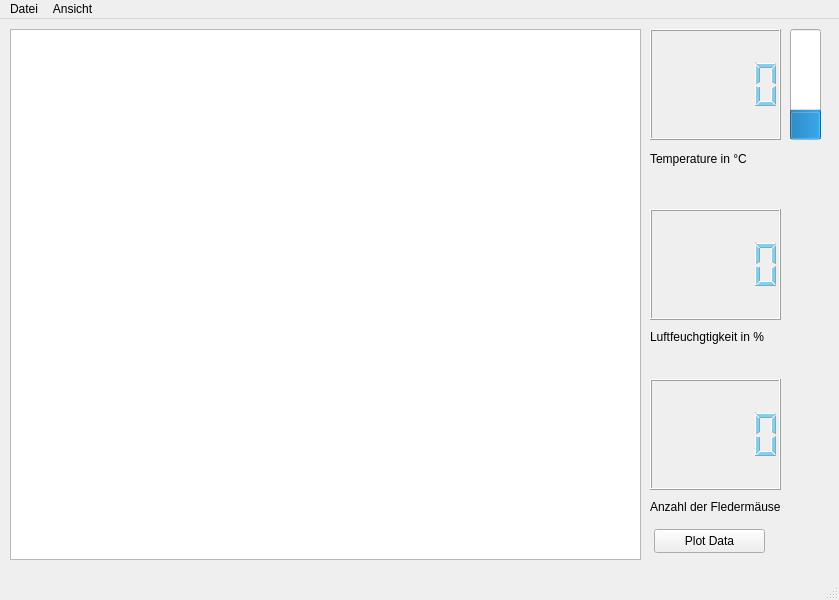
Old version of the form GUI/ui_mainwindow.ui in the repository kamgang2/Projekt-Fledermaus-berwachung.
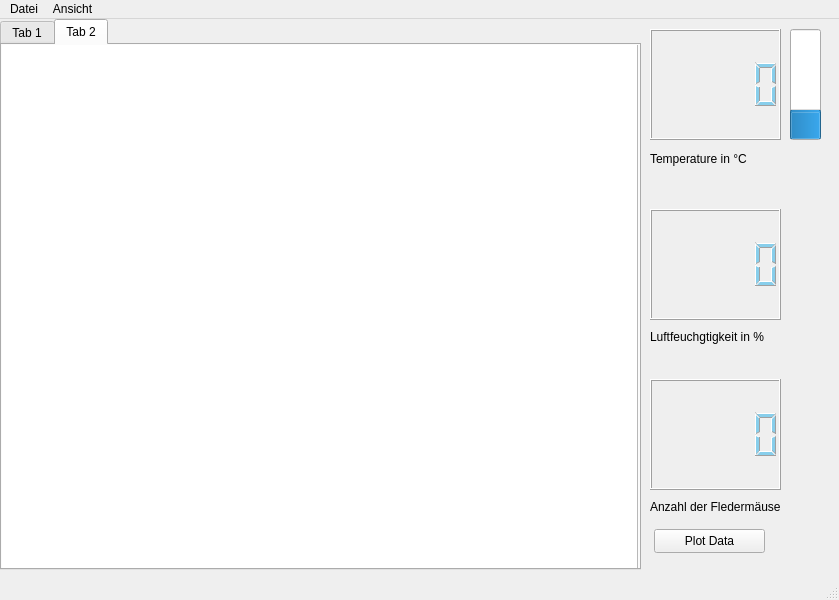
New version of the form.

Commit message: Tabs for Data ploting added

Diff of the .ui file:
```diff
--- a/GUI/ui_mainwindow.ui
+++ b/GUI/ui_mainwindow.ui
@@ -14,16 +14,6 @@
    <string>MainWindow</string>
   </property>
   <widget class="QWidget" name="centralwidget">
-   <widget class="QGraphicsView" name="graphicsView">
-    <property name="geometry">
-     <rect>
-      <x>10</x>
-      <y>10</y>
-      <width>631</width>
-      <height>531</height>
-     </rect>
-    </property>
-   </widget>
    <widget class="QLCDNumber" name="lcdTemp">
     <property name="geometry">
      <rect>
@@ -161,6 +151,49 @@
      <string>Plot Data</string>
     </property>
    </widget>
+   <widget class="QTabWidget" name="tabWidget">
+    <property name="geometry">
+     <rect>
+      <x>0</x>
+      <y>0</y>
+      <width>641</width>
+      <height>551</height>
+     </rect>
+    </property>
+    <property name="currentIndex">
+     <number>1</number>
+    </property>
+    <widget class="QWidget" name="tab">
+     <attribute name="title">
+      <string>Tab 1</string>
+     </attribute>
+     <widget class="QGraphicsView" name="graphicsView">
+      <property name="geometry">
+       <rect>
+        <x>0</x>
+        <y>0</y>
+        <width>641</width>
+        <height>531</height>
+       </rect>
+      </property>
+     </widget>
+    </widget>
+    <widget class="QWidget" name="tab_2">
+     <attribute name="title">
+      <string>Tab 2</string>
+     </attribute>
+     <widget class="QGraphicsView" name="graphicsView_2">
+      <property name="geometry">
+       <rect>
+        <x>-5</x>
+        <y>-9</y>
+        <width>641</width>
+        <height>541</height>
+       </rect>
+      </property>
+     </widget>
+    </widget>
+   </widget>
   </widget>
   <widget class="QMenuBar" name="menubar">
    <property name="geometry">
```
The commit also changes 4 other files.
